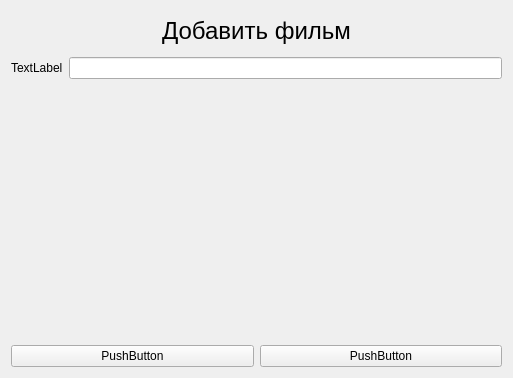
This is addform.ui in JuliaCR7/ViewedMovies as Qt 5 draws it before an edit. The edited form follows.
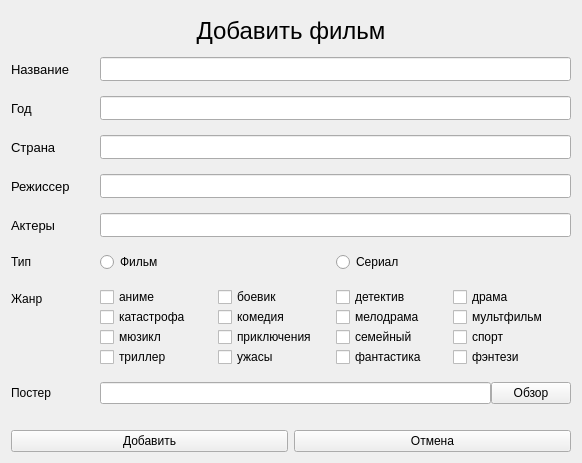
This is the edited form.

Commit message: Created a new widget to add new films to database

Patch:
```diff
--- a/addform.ui
+++ b/addform.ui
@@ -6,8 +6,8 @@
    <rect>
     <x>0</x>
     <y>0</y>
-    <width>513</width>
-    <height>378</height>
+    <width>582</width>
+    <height>463</height>
    </rect>
   </property>
   <property name="windowTitle">
@@ -36,15 +36,306 @@
      <property name="fieldGrowthPolicy">
       <enum>QFormLayout::AllNonFixedFieldsGrow</enum>
      </property>
+     <property name="horizontalSpacing">
+      <number>30</number>
+     </property>
+     <property name="verticalSpacing">
+      <number>15</number>
+     </property>
      <item row="1" column="0">
       <widget class="QLabel" name="label_2">
+       <property name="font">
+        <font>
+         <pointsize>10</pointsize>
+        </font>
+       </property>
        <property name="text">
-        <string>TextLabel</string>
+        <string>Название</string>
        </property>
       </widget>
      </item>
      <item row="1" column="1">
-      <widget class="QLineEdit" name="lineEdit"/>
+      <widget class="QLineEdit" name="lineEdit">
+       <property name="minimumSize">
+        <size>
+         <width>0</width>
+         <height>24</height>
+        </size>
+       </property>
+      </widget>
+     </item>
+     <item row="2" column="0">
+      <widget class="QLabel" name="label_3">
+       <property name="font">
+        <font>
+         <pointsize>10</pointsize>
+        </font>
+       </property>
+       <property name="text">
+        <string>Год</string>
+       </property>
+      </widget>
+     </item>
+     <item row="2" column="1">
+      <widget class="QLineEdit" name="lineEdit_2">
+       <property name="minimumSize">
+        <size>
+         <width>0</width>
+         <height>24</height>
+        </size>
+       </property>
+      </widget>
+     </item>
+     <item row="3" column="0">
+      <widget class="QLabel" name="label_4">
+       <property name="font">
+        <font>
+         <pointsize>10</pointsize>
+        </font>
+       </property>
+       <property name="text">
+        <string>Страна</string>
+       </property>
+      </widget>
+     </item>
+     <item row="3" column="1">
+      <widget class="QLineEdit" name="lineEdit_3">
+       <property name="minimumSize">
+        <size>
+         <width>0</width>
+         <height>24</height>
+        </size>
+       </property>
+      </widget>
+     </item>
+     <item row="4" column="0">
+      <widget class="QLabel" name="label_5">
+       <property name="font">
+        <font>
+         <pointsize>10</pointsize>
+        </font>
+       </property>
+       <property name="text">
+        <string>Режиссер</string>
+       </property>
+      </widget>
+     </item>
+     <item row="4" column="1">
+      <widget class="QLineEdit" name="lineEdit_4">
+       <property name="minimumSize">
+        <size>
+         <width>0</width>
+         <height>24</height>
+        </size>
+       </property>
+      </widget>
+     </item>
+     <item row="5" column="0">
+      <widget class="QLabel" name="label_6">
+       <property name="font">
+        <font>
+         <pointsize>10</pointsize>
+        </font>
+       </property>
+       <property name="text">
+        <string>Актеры</string>
+       </property>
+      </widget>
+     </item>
+     <item row="5" column="1">
+      <widget class="QLineEdit" name="lineEdit_5">
+       <property name="minimumSize">
+        <size>
+         <width>0</width>
+         <height>24</height>
+        </size>
+       </property>
+      </widget>
+     </item>
+     <item row="6" column="0">
+      <widget class="QLabel" name="label_7">
+       <property name="text">
+        <string>Тип</string>
+       </property>
+      </widget>
+     </item>
+     <item row="6" column="1">
+      <layout class="QHBoxLayout" name="horizontalLayout">
+       <item>
+        <widget class="QRadioButton" name="radioButton_2">
+         <property name="text">
+          <string>Фильм</string>
+         </property>
+        </widget>
+       </item>
+       <item>
+        <widget class="QRadioButton" name="radioButton">
+         <property name="text">
+          <string>Сериал</string>
+         </property>
+        </widget>
+       </item>
+      </layout>
+     </item>
+     <item row="7" column="0">
+      <widget class="QLabel" name="label_8">
+       <property name="text">
+        <string>Жанр</string>
+       </property>
+      </widget>
+     </item>
+     <item row="7" column="1">
+      <layout class="QVBoxLayout" name="verticalLayout_3">
+       <item>
+        <layout class="QHBoxLayout" name="horizontalLayout_7">
+         <item>
+          <widget class="QCheckBox" name="checkBox_9">
+           <property name="text">
+            <string>аниме</string>
+           </property>
+          </widget>
+         </item>
+         <item>
+          <widget class="QCheckBox" name="checkBox_8">
+           <property name="text">
+            <string>боевик</string>
+           </property>
+          </widget>
+         </item>
+         <item>
+          <widget class="QCheckBox" name="checkBox_10">
+           <property name="text">
+            <string>детектив</string>
+           </property>
+          </widget>
+         </item>
+         <item>
+          <widget class="QCheckBox" name="checkBox_7">
+           <property name="text">
+            <string>драма</string>
+           </property>
+          </widget>
+         </item>
+        </layout>
+       </item>
+       <item>
+        <layout class="QHBoxLayout" name="horizontalLayout_5">
+         <item>
+          <widget class="QCheckBox" name="checkBox_11">
+           <property name="text">
+            <string>катастрофа</string>
+           </property>
+          </widget>
+         </item>
+         <item>
+          <widget class="QCheckBox" name="checkBox_3">
+           <property name="text">
+            <string>комедия</string>
+           </property>
+          </widget>
+         </item>
+         <item>
+          <widget class="QCheckBox" name="checkBox_2">
+           <property name="text">
+            <string>мелодрама</string>
+           </property>
+          </widget>
+         </item>
+         <item>
+          <widget class="QCheckBox" name="checkBox">
+           <property name="text">
+            <string>мультфильм</string>
+           </property>
+          </widget>
+         </item>
+        </layout>
+       </item>
+       <item>
+        <layout class="QHBoxLayout" name="horizontalLayout_10">
+         <item>
+          <widget class="QCheckBox" name="checkBox_12">
+           <property name="text">
+            <string>мюзикл</string>
+           </property>
+          </widget>
+         </item>
+         <item>
+          <widget class="QCheckBox" name="checkBox_6">
+           <property name="text">
+            <string>приключения</string>
+           </property>
+          </widget>
+         </item>
+         <item>
+          <widget class="QCheckBox" name="checkBox_5">
+           <property name="text">
+            <string>семейный</string>
+           </property>
+          </widget>
+         </item>
+         <item>
+          <widget class="QCheckBox" name="checkBox_13">
+           <property name="text">
+            <string>спорт</string>
+           </property>
+          </widget>
+         </item>
+        </layout>
+       </item>
+       <item>
+        <layout class="QHBoxLayout" name="horizontalLayout_6">
+         <item>
+          <widget class="QCheckBox" name="checkBox_16">
+           <property name="text">
+            <string>триллер</string>
+           </property>
+          </widget>
+         </item>
+         <item>
+          <widget class="QCheckBox" name="checkBox_15">
+           <property name="text">
+            <string>ужасы</string>
+           </property>
+          </widget>
+         </item>
+         <item>
+          <widget class="QCheckBox" name="checkBox_14">
+           <property name="text">
+            <string>фантастика</string>
+           </property>
+          </widget>
+         </item>
+         <item>
+          <widget class="QCheckBox" name="checkBox_4">
+           <property name="text">
+            <string>фэнтези</string>
+           </property>
+          </widget>
+         </item>
+        </layout>
+       </item>
+      </layout>
+     </item>
+     <item row="8" column="0">
+      <widget class="QLabel" name="label_9">
+       <property name="text">
+        <string>Постер</string>
+       </property>
+      </widget>
+     </item>
+     <item row="8" column="1">
+      <layout class="QHBoxLayout" name="horizontalLayout_11">
+       <item>
+        <widget class="QLineEdit" name="lineEdit_6"/>
+       </item>
+       <item>
+        <widget class="QPushButton" name="pushButton_3">
+         <property name="text">
+          <string>Обзор</string>
+         </property>
+        </widget>
+       </item>
+      </layout>
      </item>
     </layout>
    </item>
@@ -53,14 +344,14 @@
      <item>
       <widget class="QPushButton" name="pushButton_2">
        <property name="text">
-        <string>PushButton</string>
+        <string>Добавить</string>
        </property>
       </widget>
      </item>
      <item>
       <widget class="QPushButton" name="pushButton">
        <property name="text">
-        <string>PushButton</string>
+        <string>Отмена</string>
        </property>
       </widget>
      </item>
```
The commit also changes 4 other files.
